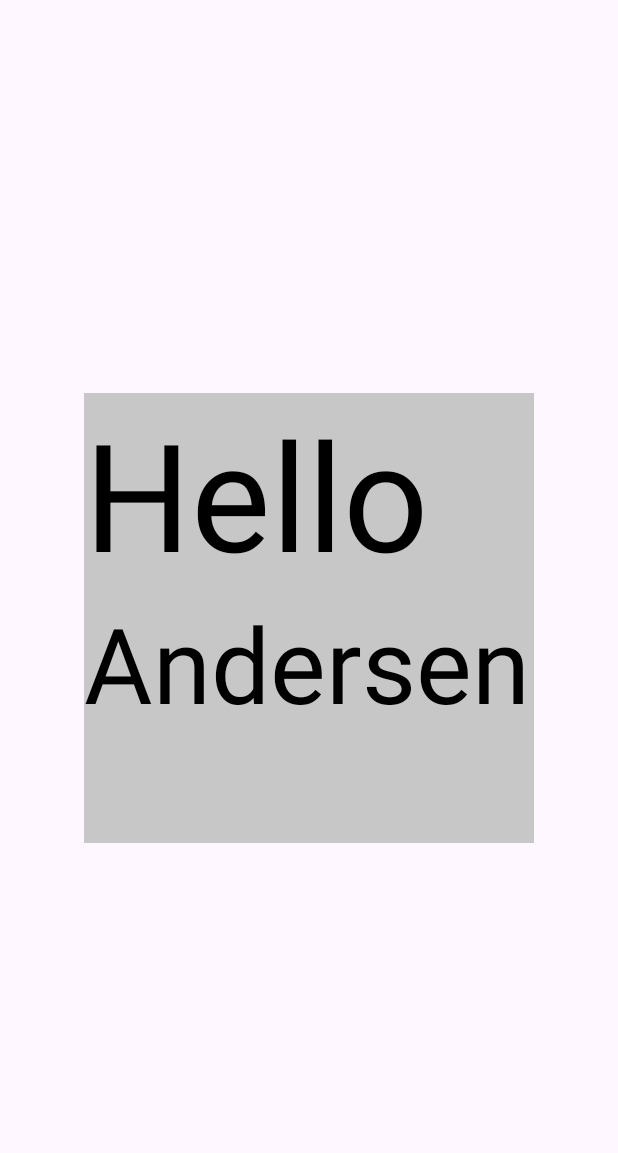
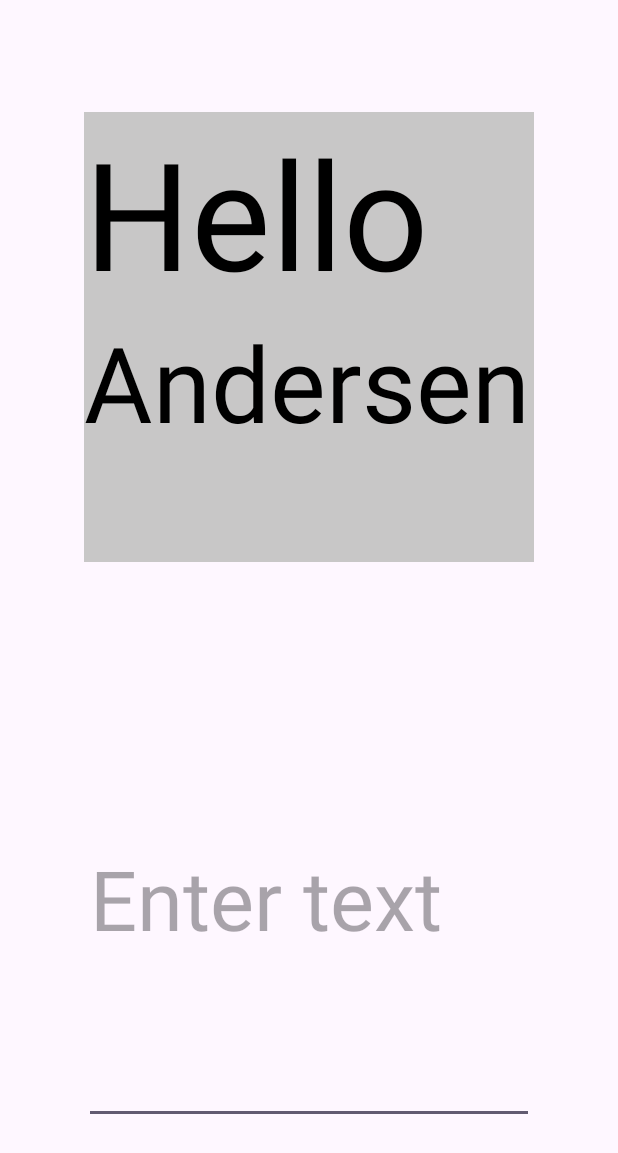
Before and after one commit to nikvladimir/PavliukovAndersen, an Android app: the screen it shows after launch (MainActivity), on a phone screen of 412 x 824 dp. Shown: the top 1153 px of the screen. Run offline under Robolectric (Android 15) with nearby library versions, the phone set to English and light mode, and no system bars.

Commit message:
FAT-56530: added second fragment
2. Добавление второго фрагмента. Добавление EditText и TextWatcher. Вывод введенного в EditText в Toast.

```diff
--- a/app/src/main/java/com/example/pavliukovandersen/MainActivity.kt
+++ b/app/src/main/java/com/example/pavliukovandersen/MainActivity.kt
@@ -2,7 +2,6 @@ package com.example.pavliukovandersen
 
 import androidx.appcompat.app.AppCompatActivity
 import android.os.Bundle
-import com.example.pavliukovandersen.FirstFragment
 
 class MainActivity : AppCompatActivity() {
     override fun onCreate(savedInstanceState: Bundle?) {
@@ -12,7 +11,8 @@ class MainActivity : AppCompatActivity() {
         val fragmentManager = supportFragmentManager
         val fragmentTransaction = fragmentManager.beginTransaction()
 
-        fragmentTransaction.replace(R.id.fragmentContainer, FirstFragment())
+        fragmentTransaction.replace(R.id.fragmentContainerText, FirstFragment())
+        fragmentTransaction.replace(R.id.fragmentContainerEditText, SecondFragment())
         fragmentTransaction.commit()
     }
 }
--- /dev/null
+++ b/app/src/main/java/com/example/pavliukovandersen/SecondFragment.kt
@@ -0,0 +1,54 @@
+package com.example.pavliukovandersen
+
+import android.os.Bundle
+import android.text.Editable
+import android.text.TextWatcher
+import androidx.fragment.app.Fragment
+import android.view.LayoutInflater
+import android.view.View
+import android.view.ViewGroup
+import android.widget.EditText
+import android.widget.Toast
+
+class SecondFragment : Fragment() {
+    private lateinit var editText: EditText
+
+    override fun onCreateView(
+        inflater: LayoutInflater,
+        container: ViewGroup?,
+        savedInstanceState: Bundle?
+    ): View? {
+        val view = inflater.inflate(R.layout.fragment_second, container, false)
+
+        editText = view.findViewById(R.id.editText)
+
+        editText.addTextChangedListener(
+            object : TextWatcher {
+                override fun beforeTextChanged(
+                    s: CharSequence,
+                    start: Int,
+                    count: Int,
+                    after: Int
+                ) {
+                }
+
+                override fun onTextChanged(
+                    s: CharSequence,
+                    start: Int,
+                    count: Int,
+                    before: Int
+                ) {
+                }
+
+                override fun afterTextChanged(s: Editable) {
+                    val entredText = s.toString()
+                    showToast(entredText)
+                }
+            })
+        return view
+    }
+
+    private fun showToast(text: String) {
+        Toast.makeText(context, text, Toast.LENGTH_SHORT).show()
+    }
+}
--- a/app/src/main/res/layout/activity_main.xml
+++ b/app/src/main/res/layout/activity_main.xml
@@ -7,12 +7,21 @@
     tools:context=".MainActivity">
 
     <FrameLayout
-        android:id="@+id/fragmentContainer"
+        android:id="@+id/fragmentContainerText"
+        android:layout_width="300dp"
+        android:layout_height="300dp"
+        app:layout_constraintBottom_toTopOf="@+id/fragmentContainerEditText"
+        app:layout_constraintEnd_toEndOf="parent"
+        app:layout_constraintStart_toStartOf="parent"
+        app:layout_constraintTop_toTopOf="parent" />
+
+    <FrameLayout
+        android:id="@+id/fragmentContainerEditText"
         android:layout_width="300dp"
         android:layout_height="300dp"
         app:layout_constraintBottom_toBottomOf="parent"
         app:layout_constraintEnd_toEndOf="parent"
         app:layout_constraintStart_toStartOf="parent"
-        app:layout_constraintTop_toTopOf="parent" />
+        app:layout_constraintTop_toBottomOf="@+id/fragmentContainerText" />
 
 </androidx.constraintlayout.widget.ConstraintLayout>
--- /dev/null
+++ b/app/src/main/res/layout/fragment_second.xml
@@ -0,0 +1,15 @@
+<?xml version="1.0" encoding="utf-8"?>
+<FrameLayout xmlns:android="http://schemas.android.com/apk/res/android"
+    xmlns:tools="http://schemas.android.com/tools"
+    android:layout_width="match_parent"
+    android:layout_height="match_parent"
+    tools:context=".SecondFragment">
+
+    <EditText
+        android:id="@+id/editText"
+        android:layout_width="match_parent"
+        android:layout_height="match_parent"
+        android:hint="@string/enter_text"
+        android:textSize="55sp"/>
+
+</FrameLayout>
--- a/app/src/main/res/values/strings.xml
+++ b/app/src/main/res/values/strings.xml
@@ -1,3 +1,4 @@
 <resources>
     <string name="app_name">PavliukovAndersen</string>
+    <string name="enter_text">Enter text</string>
 </resources>
```
